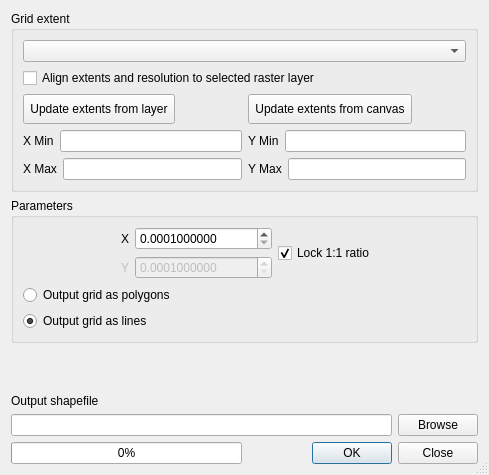
First picture: the form in python/plugins/fTools/tools/frmVectorGrid.ui, repository qgis/QGIS, before the edit.
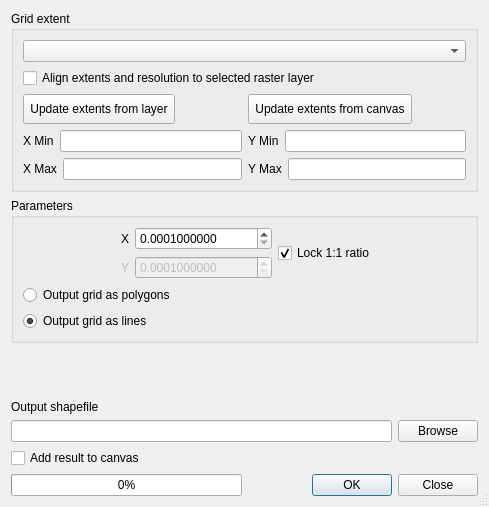
Second picture: the form after the edit.

Patch:
```diff
--- a/python/plugins/fTools/tools/frmVectorGrid.ui
+++ b/python/plugins/fTools/tools/frmVectorGrid.ui
@@ -10,7 +10,7 @@
     <x>0</x>
     <y>0</y>
     <width>489</width>
-    <height>475</height>
+    <height>507</height>
    </rect>
   </property>
   <property name="windowTitle">
@@ -20,20 +20,7 @@
    <bool>true</bool>
   </property>
   <layout class="QGridLayout" name="gridLayout_2">
-   <item row="3" column="0">
-    <widget class="QLabel" name="label_2">
-     <property name="sizePolicy">
-      <sizepolicy hsizetype="Fixed" vsizetype="Fixed">
-       <horstretch>0</horstretch>
-       <verstretch>0</verstretch>
-      </sizepolicy>
-     </property>
-     <property name="text">
-      <string>Output shapefile</string>
-     </property>
-    </widget>
-   </item>
-   <item row="0" column="0" colspan="2">
+   <item row="0" column="0">
     <widget class="QGroupBox" name="groupBox">
      <property name="title">
       <string>Grid extent</string>
@@ -186,7 +173,7 @@
      </layout>
     </widget>
    </item>
-   <item row="1" column="0" colspan="2">
+   <item row="1" column="0">
     <widget class="QGroupBox" name="gridBox">
      <property name="title">
       <string>Parameters</string>
@@ -316,7 +303,33 @@
      </layout>
     </widget>
    </item>
-   <item row="4" column="0" colspan="2">
+   <item row="2" column="0">
+    <spacer name="verticalSpacer">
+     <property name="orientation">
+      <enum>Qt::Vertical</enum>
+     </property>
+     <property name="sizeHint" stdset="0">
+      <size>
+       <width>20</width>
+       <height>40</height>
+      </size>
+     </property>
+    </spacer>
+   </item>
+   <item row="3" column="0">
+    <widget class="QLabel" name="label_2">
+     <property name="sizePolicy">
+      <sizepolicy hsizetype="Fixed" vsizetype="Fixed">
+       <horstretch>0</horstretch>
+       <verstretch>0</verstretch>
+      </sizepolicy>
+     </property>
+     <property name="text">
+      <string>Output shapefile</string>
+     </property>
+    </widget>
+   </item>
+   <item row="4" column="0">
     <layout class="QHBoxLayout">
      <item>
       <widget class="QLineEdit" name="outShape">
@@ -335,6 +348,15 @@
     </layout>
    </item>
    <item row="5" column="0">
+    <widget class="QCheckBox" name="addToCanvasCheck">
+     <property name="text">
+      <string>Add result to canvas</string>
+     </property>
+    </widget>
+   </item>
+   <item row="6" column="0">
+    <layout class="QHBoxLayout" name="horizontalLayout">
+     <item>
     <widget class="QProgressBar" name="progressBar">
      <property name="value">
       <number>0</number>
@@ -347,7 +369,7 @@
      </property>
     </widget>
    </item>
-   <item row="5" column="1">
+     <item>
     <widget class="QDialogButtonBox" name="buttonBox_2">
      <property name="orientation">
       <enum>Qt::Horizontal</enum>
@@ -357,18 +379,7 @@
      </property>
     </widget>
    </item>
-   <item row="2" column="0" colspan="2">
-    <spacer name="verticalSpacer">
-     <property name="orientation">
-      <enum>Qt::Vertical</enum>
-     </property>
-     <property name="sizeHint" stdset="0">
-      <size>
-       <width>20</width>
-       <height>40</height>
-      </size>
-     </property>
-    </spacer>
+    </layout>
    </item>
   </layout>
  </widget>
```
Lines whose indentation alone changed are shown as unchanged.
